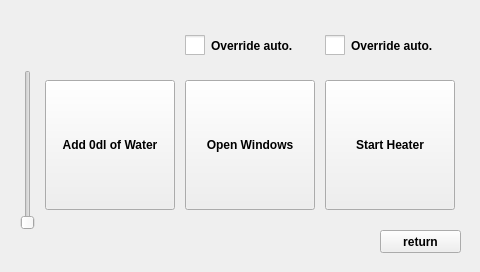
Qt form setmanual.ui (3semesterprojekt/DevKitsoftware) before a commit.
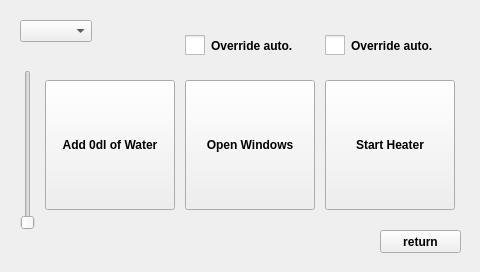
The same form after that commit.

```diff
--- a/setmanual.ui
+++ b/setmanual.ui
@@ -199,6 +199,22 @@
     </size>
    </property>
   </widget>
+  <widget class="QComboBox" name="deviceComboBox">
+   <property name="geometry">
+    <rect>
+     <x>20</x>
+     <y>20</y>
+     <width>131</width>
+     <height>21</height>
+    </rect>
+   </property>
+   <property name="focusPolicy">
+    <enum>Qt::NoFocus</enum>
+   </property>
+   <property name="sizeAdjustPolicy">
+    <enum>QComboBox::AdjustToContents</enum>
+   </property>
+  </widget>
  </widget>
  <resources/>
  <connections/>
```
